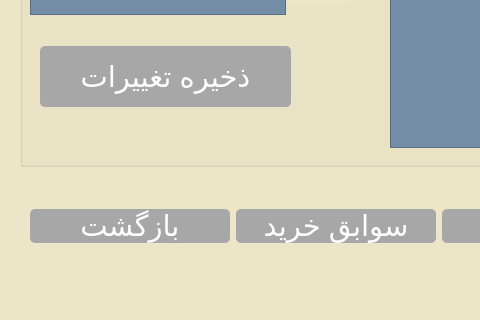
The window that Project_Ap/clientprof.ui (AP-projects-4001/metagoofill) describes before a commit, drawn with Qt 5; both pictures show x 0 to 480 and y 294 to 614 of the 886 by 614 pixel window.
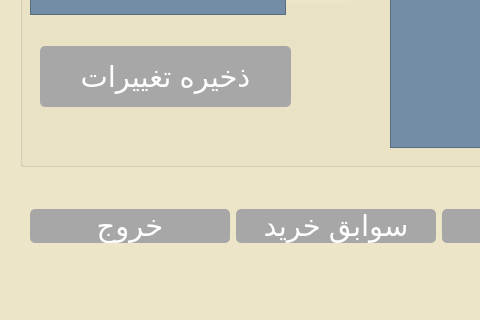
The same window after the commit.

Diff of the .ui file:
```diff
--- a/Project_Ap/clientprof.ui
+++ b/Project_Ap/clientprof.ui
@@ -34,7 +34,6 @@
         <font>
          <family>MS Shell Dlg 2</family>
          <pointsize>22</pointsize>
-         <weight>50</weight>
          <italic>false</italic>
          <bold>false</bold>
         </font>
@@ -50,7 +49,7 @@
 }</string>
        </property>
        <property name="text">
-        <string>بازگشت</string>
+        <string>خروج</string>
        </property>
       </widget>
      </item>
```
Left out of the diff: 11 changed lines with no effect on the pictures.
